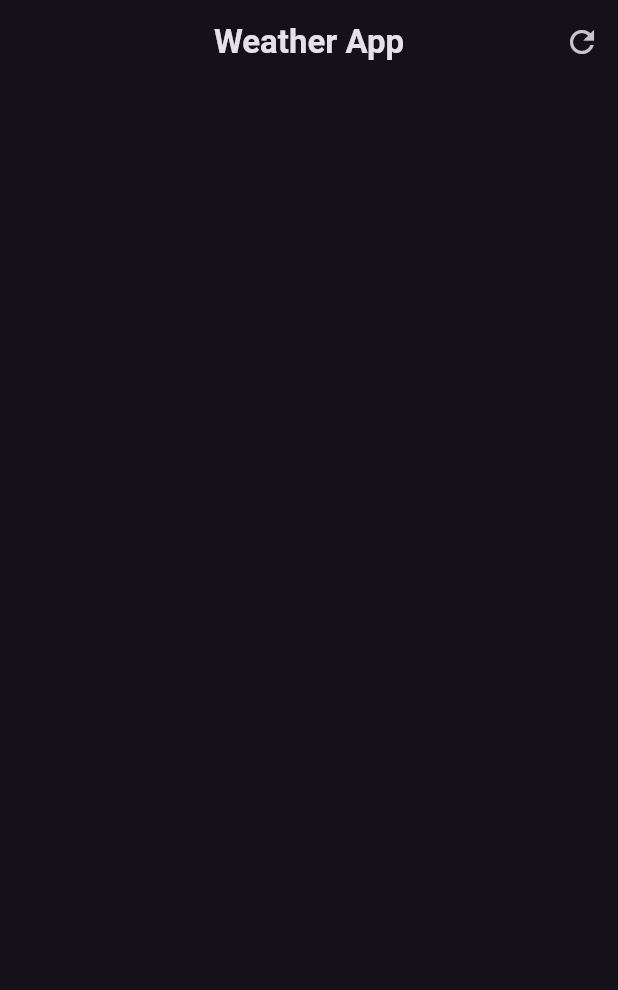
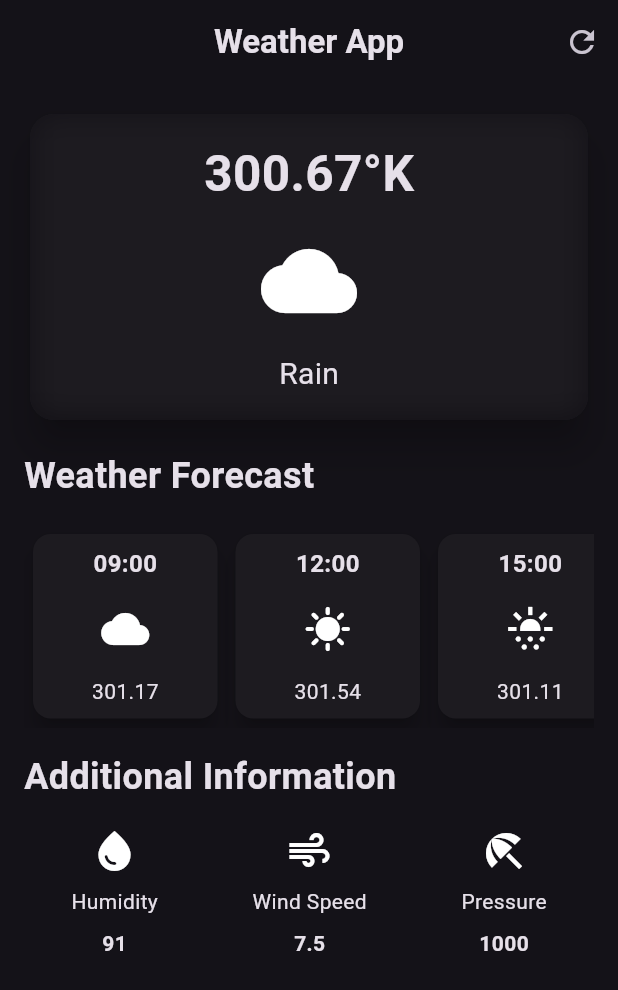
Before and after one commit to Whatsuf148/Weather_App, a Flutter app: the screen it shows after launch, on a phone screen of 412 x 824 dp. Shown: the top 990 px of the screen. Run offline on Flutter 3.47's test engine with Material 2 defaults, Android fonts, the phone set to English and light mode, and no system bars.

Commit message:
Weather_Screen & Component Added

```diff
--- /dev/null
+++ b/lib/additonal_info_update.dart
@@ -0,0 +1,33 @@
+import 'package:flutter/material.dart';
+
+class AdditionalInfo extends StatelessWidget {
+  final IconData data;
+  final String label;
+  final String value;
+  const AdditionalInfo({
+    super.key, required this.data, required this.label, required this.value,
+  });
+
+  @override
+  Widget build(BuildContext context) {
+    return  Column(
+      children: [
+        Icon(
+          data,
+          size: 32,
+        ),
+        const SizedBox(
+          height: 8,
+        ),
+        Text(label),
+        const SizedBox(
+          height: 8,
+        ),
+        Text(
+          value,
+          style:const TextStyle(fontSize: 14, fontWeight: FontWeight.bold),
+        )
+      ],
+    );
+  }
+}
--- /dev/null
+++ b/lib/hourly_update.dart
@@ -0,0 +1,54 @@
+import 'package:flutter/material.dart';
+
+class UpdateBox extends StatelessWidget {
+  final String time;
+  final IconData icon;
+  final String value;
+  const UpdateBox(
+      {super.key, required this.time, required this.icon, required this.value});
+
+  @override
+  Widget build(BuildContext context) {
+    return SizedBox(
+      width: 135,
+      child: Padding(
+        padding: const EdgeInsets.all(2.0),
+        child: Container(
+          decoration: BoxDecoration(
+            borderRadius: BorderRadius.circular(12),
+          ),
+          child: Card(
+            elevation: 6,
+            child: Padding(
+              padding: const EdgeInsets.all(8.0),
+              child: Column(
+                children: [
+                  Text(
+                    time,
+                    style: const TextStyle(
+                      fontSize: 16,
+                      fontWeight: FontWeight.bold,
+                    ),
+                  ),
+                  const SizedBox(
+                    height: 16,
+                  ),
+                  Icon(
+                    icon,
+                    size: 32,
+                  ),
+                  const SizedBox(
+                    height: 16,
+                  ),
+                  Text(
+                    value,
+                  ),
+                ],
+              ),
+            ),
+          ),
+        ),
+      ),
+    );
+  }
+}
--- a/lib/weather_screen.dart
+++ b/lib/weather_screen.dart
@@ -1,4 +1,8 @@
+import 'dart:ui';
+
 import 'package:flutter/material.dart';
+import 'package:weather_app/additonal_info_update.dart';
+import 'package:weather_app/hourly_update.dart';
 
 class WeatherScreen extends StatelessWidget {
   const WeatherScreen({super.key});
@@ -18,6 +22,128 @@ class WeatherScreen extends StatelessWidget {
           IconButton(onPressed: () {}, icon: const Icon(Icons.refresh)),
         ],
       ),
+      body: Center(
+        child: Padding(
+          padding: const EdgeInsets.all(16.0),
+          child: Column(
+            children: [
+              SizedBox(
+                width: double.infinity,
+                child: Card(
+                  elevation: 10,
+                  shape: RoundedRectangleBorder(
+                    borderRadius: BorderRadius.circular(16),
+                  ),
+                  child: ClipRRect(
+                    borderRadius: BorderRadius.circular(16),
+                    child: BackdropFilter(
+                      filter: ImageFilter.blur(sigmaX: 10, sigmaY: 10),
+                      child: const Padding(
+                        padding: EdgeInsets.all(16.0),
+                        child: Column(
+                          children: [
+                            Text(
+                              "300.67°K",
+                              style: TextStyle(
+                                fontSize: 33,
+                                fontWeight: FontWeight.bold,
+                              ),
+                            ),
+                            SizedBox(
+                              height: 16,
+                            ),
+                            Icon(
+                              Icons.cloud,
+                              size: 64,
+                            ),
+                            SizedBox(
+                              height: 16,
+                            ),
+                            Text(
+                              "Rain",
+                              style: TextStyle(
+                                fontSize: 20,
+                                fontWeight: FontWeight.w400,
+                              ),
+                            ),
+                          ],
+                        ),
+                      ),
+                    ),
+                  ),
+                ),
+              ),
+              const SizedBox(
+                height: 16,
+              ),
+              const Align(
+                  alignment: Alignment.centerLeft,
+                  child: Text(
+                    "Weather Forecast",
+                    style: TextStyle(
+                      fontSize: 24,
+                      fontWeight: FontWeight.bold,
+                    ),
+                  )),
+              const SizedBox(
+                height: 16,
+              ),
+              const SingleChildScrollView(
+                scrollDirection: Axis.horizontal,
+                child: Row(
+                  children: [
+                    UpdateBox(
+                        time: "09:00", icon: Icons.cloud, value: "301.17"),
+                    UpdateBox(
+                        time: "12:00", icon: Icons.sunny, value: "301.54"),
+                    UpdateBox(
+                        time: "15:00",
+                        icon: Icons.sunny_snowing,
+                        value: "301.11"),
+                    UpdateBox(
+                        time: "18:00",
+                        icon: Icons.thunderstorm,
+                        value: "301.79"),
+                  ],
+                ),
+              ),
+              const SizedBox(
+                height: 16,
+              ),
+              const Align(
+                alignment: Alignment.centerLeft,
+                child: Text(
+                  "Additional Information",
+                  style: TextStyle(fontSize: 24, fontWeight: FontWeight.bold),
+                ),
+              ),
+              const SizedBox(
+                height: 16,
+              ),
+              const Row(
+                mainAxisAlignment: MainAxisAlignment.spaceAround,
+                children: [
+                  AdditionalInfo(
+                    data: Icons.water_drop,
+                    label: "Humidity",
+                    value: "91",
+                  ),
+                  AdditionalInfo(
+                    data: Icons.air,
+                    label: "Wind Speed",
+                    value: "7.5",
+                  ),
+                  AdditionalInfo(
+                    data: Icons.beach_access,
+                    label: "Pressure",
+                    value: "1000",
+                  ),
+                ],
+              )
+            ],
+          ),
+        ),
+      ),
     );
   }
 }
```
